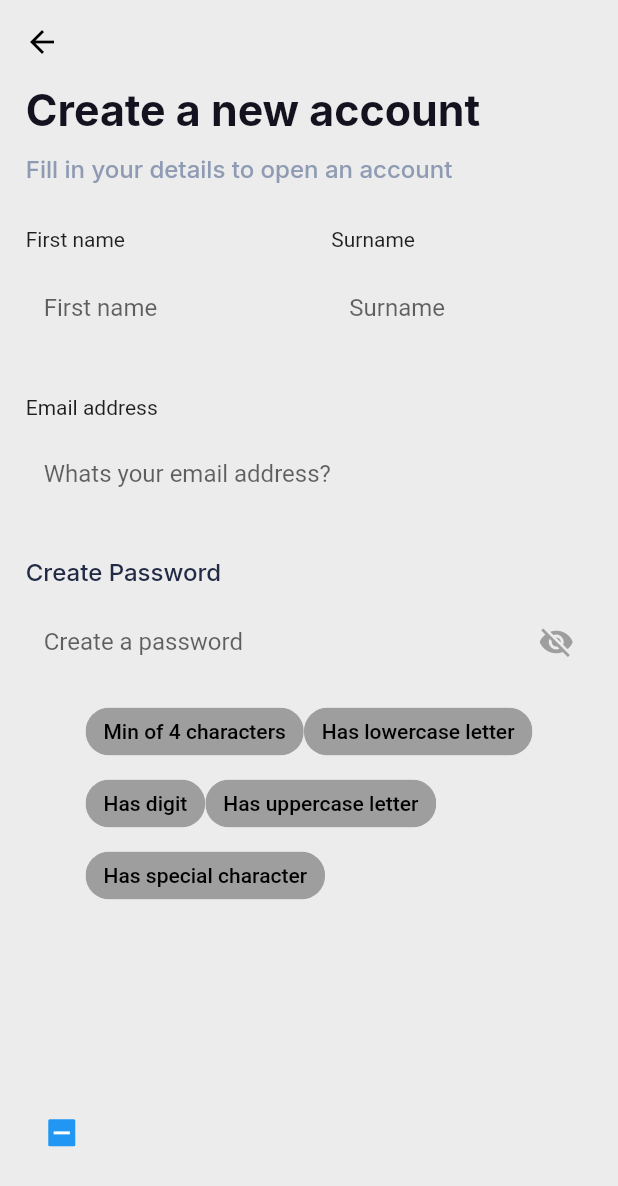
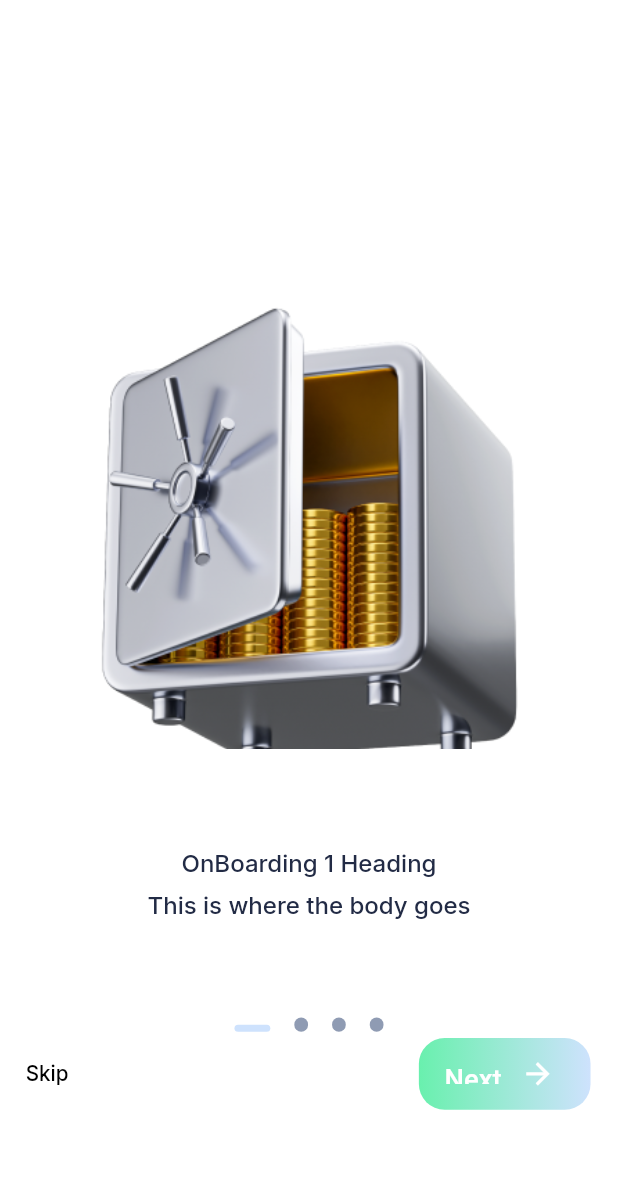
Before and after one commit to Erhabor-Emmanuel/flutter-starter, a Flutter app: the screen it shows after launch, on a phone screen of 412 x 824 dp. Shown: the top 1186 px of the screen. Run offline on Flutter 3.47's test engine with Material 2 defaults, Android fonts, the phone set to English and light mode, and no system bars; our stand-ins replace flutter_screenutil, font_awesome_flutter, google_fonts; missing offline and left inert: password_strength.

Commit message:
[New]--OnBoarding Screen.--Edit to suit need

```diff
--- a/lib/const/assets.dart
+++ b/lib/const/assets.dart
@@ -0,0 +1,5 @@
+class Assets {
+  static const String baseFormat = 'assets/';
+  static const String splashScreen = 'assets/Frame.png';
+  static const String onBoardingImage1 = 'assets/Mask_group.png';
+}
--- a/lib/const/strings.dart
+++ b/lib/const/strings.dart
@@ -29,5 +29,14 @@ class Strings{
   static const String hText = 'Whats your email address?';
   static const String password = 'Create password';
   static const String hPassword = 'Create a password';
+  static const String skip = 'Skip';
+  static const String next = 'Next';
+  static const String getStarted = 'Get Started';
+  static const String onBoardingTitle3 = 'OnBoarding 3 Heading';
+  static const String onBoardingTitle2 = 'OnBoarding 2 Heading';
+  static const String onBoardingTitle1 = 'OnBoarding 1 Heading';
+  static const String onBoardingString3 = 'This is where the body goes';
+  static const String onBoardingString2 = 'This is where the body goes';
+  static const String onBoardingString1 = 'This is where the body goes';
 
 }
--- a/lib/const/styles.dart
+++ b/lib/const/styles.dart
@@ -17,6 +17,7 @@ const Color kLightYellow = Color(0xffFCF4E9);
 const Color kCreate = Color(0xff14121E);
 const Color kDetail = Color(0xff8F9BB3);
 const Color kFirst = Color(0xff222B45);
+const Color kSplashBackground = Color(0xffF4F6FB);
 
 
 
@@ -115,3 +116,30 @@ TextStyle kFirstN = GoogleFonts.inter(
     color: kFirst,
     fontWeight: FontWeight.w500
 );
+
+TextStyle kOnboardingSkip = GoogleFonts.inter(
+    fontSize: 12.sp,
+    color: kBlack,
+    fontWeight: FontWeight.w500,
+    fontStyle: FontStyle.normal,
+);
+
+
+TextStyle kAuthButtonTextStyle = GoogleFonts.roboto(
+  fontStyle: FontStyle.normal,
+  fontSize: 14.sp,
+  fontWeight: FontWeight.w500,
+  color: kWhite,
+);
+
+ButtonStyle kAuth = TextButton.styleFrom(
+  primary: Colors.transparent,
+  fixedSize: const Size(353, 50),
+  backgroundColor: kBlack,
+  shape: const RoundedRectangleBorder(
+    // side: BorderSide(color: kBlackText, width: 2),
+    borderRadius: BorderRadius.all(
+      Radius.circular(5),
+    ),
+  ),
+);
--- a/lib/main.dart
+++ b/lib/main.dart
@@ -1,4 +1,6 @@
 import 'package:flutter/material.dart';
+import 'package:flutter_assesment/ui%20logic/Screens/on%20boarding/onboarding.dart';
+import 'package:flutter_assesment/ui%20logic/Screens/splash%20screen/splash.screen.dart';
 import 'package:flutter_assesment/ui%20logic/common%20widgets/bottom.nav_bar.dart';
 import 'package:flutter_assesment/ui%20logic/home%20screen/home.dart';
 import 'package:flutter_assesment/ui%20logic/onboarding/signUp_screen.dart';
@@ -27,8 +29,10 @@ class MyApp extends StatelessWidget {
         routes: {
           '/BottomNavBar': (context)=> const BottomNavBar(),
          '/HomeScreen': (context) => const HomeScreen(),
+          '/SignUp': (context)=> const SignUp(),
+          '/OnBoardingScreens': (context)=> OnBoardingScreens(),
         },
-        home: const SignUp(),
+        home: const SplashScreen(),
       );
       }
     );
--- /dev/null
+++ b/lib/ui logic/Screens/on boarding/onboarding.dart
@@ -0,0 +1,447 @@
+import 'package:flutter/material.dart';
+import 'package:flutter/services.dart';
+import 'package:flutter_screenutil/flutter_screenutil.dart';
+
+import '../../../const/assets.dart';
+import '../../../const/strings.dart';
+import '../../../const/styles.dart';
+
+class OnBoardingScreens extends StatefulWidget {
+  final List<Widget> pageViewChildren = <Widget>[
+    const FirstPage(),
+    const SecondPage(),
+    const ThirdPage(),
+   // const GettingStartedScreen(),
+  ];
+
+   OnBoardingScreens({Key? key}) : super(key: key);
+  @override
+  _OnBoardingScreensState createState() => _OnBoardingScreensState();
+}
+
+class _OnBoardingScreensState extends State<OnBoardingScreens> {
+  final PageController _pageController = PageController(initialPage: 0);
+  int _currentPage = 0;
+  final int numberOfPages = 4;
+  int i = 0;
+
+  @override
+  void initState() {
+    super.initState();
+    Future.delayed(Duration.zero, () async {});
+  }
+
+  List<Widget> _buildPageIndicator() {
+    List<Widget> list = [];
+    for (i = 0; i < numberOfPages; i++) {
+      list.add(i == _currentPage ? _indicator(true) : _indicator(false));
+    }
+    return list;
+  }
+
+  Widget _indicator(bool isActive) {
+    return AnimatedContainer(
+      duration: const Duration(milliseconds: 150),
+      margin: const EdgeInsets.symmetric(horizontal: 8.0),
+      height: isActive ? 4.0.h : 8.0.h,
+      width: isActive ? 20.0.h : 8.0.w,
+      decoration: BoxDecoration(
+          color: isActive ? kDarkBlue : kDetail,
+          borderRadius: BorderRadius.all(Radius.circular(200.r))),
+    );
+  }
+
+  @override
+  Widget build(BuildContext context) {
+    return Scaffold(
+      backgroundColor:
+      _currentPage == numberOfPages - 1 ? Colors.transparent : Colors.white,
+      body: SafeArea(
+        child: AnnotatedRegion<SystemUiOverlayStyle>(
+          value: SystemUiOverlayStyle.light,
+          child: Stack(
+            children: [
+              Padding(
+                padding: EdgeInsets.only(top: 40.0.w),
+                child: Column(
+                  // crossAxisAlignment: CrossAxisAlignment.stretch,
+                  children: <Widget>[
+                    SizedBox(
+                      width: MediaQuery.of(context).size.width,
+                      height: 600.h,
+                      child: PageView(
+                        physics: const ClampingScrollPhysics(),
+                        controller: _pageController,
+                        onPageChanged: (int page) {
+                          setState(() {
+                            _currentPage = page;
+                          });
+                        },
+                        children: widget.pageViewChildren,
+                      ),
+                    ),
+                  ],
+                ),
+              ),
+              _currentPage != numberOfPages - 1
+                  ? Align(
+                alignment: Alignment.bottomCenter,
+                child: Padding(
+                  padding: EdgeInsets.only(bottom: 72.0.w),
+                  child: Column(
+                    mainAxisAlignment: MainAxisAlignment.end,
+                    crossAxisAlignment: CrossAxisAlignment.center,
+                    children: [
+                      Expanded(
+                        child: Padding(
+                          padding: EdgeInsets.only(top: 100.r),
+                          child: Row(
+                            mainAxisAlignment: MainAxisAlignment.center,
+                            crossAxisAlignment: CrossAxisAlignment.end,
+                            children: _buildPageIndicator(),
+                          ),
+                        ),
+                      ),
+                      SizedBox(
+                        height: 2.h,
+                      ),
+                      Row(
+                        children: [
+                          Container(
+                            decoration: BoxDecoration(
+                              borderRadius: BorderRadius.only(
+                                topLeft: Radius.circular(0.0.r),
+                                topRight: Radius.circular(20.0.r),
+                                bottomLeft: Radius.circular(0.0.r),
+                                bottomRight: Radius.circular(20.0.r),
+                              ),
+                            ),
+                            child: SizedBox(
+                              width: 80.w,
+                              child: TextButton(
+                                onPressed: () {
+                                  Navigator.pushReplacementNamed(
+                                    context,
+                                    '/HomeScreen');
+                                },
+                                child: Row(
+                                  children: [
+                                    Expanded(
+                                      child: Row(
+                                        children: <Widget>[
+                                          Padding(
+                                            padding:
+                                            EdgeInsets.all(8.0.w),
+                                            child: Text(
+                                              Strings.skip,
+                                              style: kOnboardingSkip,
+                                            ),
+                                          ),
+                                        ],
+                                      ),
+                                    ),
+                                  ],
+                                ),
+                              ),
+                            ),
+                          ),
+                          Padding(
+                            padding: EdgeInsets.only(
+                                right: 16.0.r, left: 164.0.r),
+                            child: Container(
+                              height: 40.h,
+                              width: 100.w,
+                              decoration: BoxDecoration(
+                                gradient:  const LinearGradient(
+                                  colors: <Color>[
+                                    Colors.greenAccent,
+                                    kDarkBlue,
+                                  ],
+                                ),
+                                color: const Color(0XFF2D5FAA),
+                                borderRadius: BorderRadius.only(
+                                  topLeft: Radius.circular(15.0.r),
+                                  topRight: Radius.circular(15.0.r),
+                                  bottomLeft: Radius.circular(15.0.r),
+                                  bottomRight: Radius.circular(15.0.r),
+                                ),
+                              ),
+                              child: TextButton(
+                                onPressed: () {
+                                  _pageController.nextPage(
+                                    duration:
+                                    const Duration(milliseconds: 500),
+                                    curve: Curves.ease,
+                                  );
+                                },
+                                child: Row(
+                                  children: [
+                                    Padding(
+                                      padding: EdgeInsets.all(8.0.w),
+                                      child: Text(Strings.next,
+                                        style: TextStyle(
+                                          color: kWhite,
+                                          fontSize: 16.0.sp,
+                                        ),),
+                                    ),
+                                    SizedBox(
+                                      width: 3.w,
+                                    ),
+                                    Icon(Icons.arrow_forward,
+                                        color: kWhite, size: 20.0.sp)
+                                  ],
+                                ),
+                              ),
+                            ),
+                          ),
+                        ],
+                      ),
+                    ],
+                  ),
+                ),
+              )
+                  : Align(
+                alignment: Alignment.bottomCenter,
+                child: Column(
+                  mainAxisAlignment: MainAxisAlignment.end,
+                  children: [
+                    Padding(
+                      padding: EdgeInsets.only(bottom: 8.0.w),
+                      child: BlackAuthButton(
+                        label: Strings.getStarted,
+                        onPressed: () {
+                          Navigator.pushNamed(context, '/HomeScreen');
+                        },
+                      ),
+                    ),
+                    Padding(
+                      padding: EdgeInsets.only(bottom: 10.0.w),
+                      child: BlackAuthButton(
+                        label: Strings.getStarted,
+                        onPressed: () {
+                          Navigator.pushReplacementNamed(
+                              context,
+                             '/HomeScreen');
+                        },
+                      ),
+                    ),
+                  ],
+                ),
+              )
+            ],
+          ),
+        ),
+      ),
+    );
+  }
+}
+
+class ThirdPage extends StatelessWidget {
+  const ThirdPage({
+    Key? key,
+  }) : super(key: key);
+
+  @override
+  Widget build(BuildContext context) {
+    return Padding(
+      padding: EdgeInsets.fromLTRB(16.0.w, 50.w, 16.w, 0.w),
+      child: SizedBox(
+        height: 700.h,
+        child: Stack(
+          children: [
+            Positioned(
+              top: 90,
+              bottom: 150,
+              left: 20,
+              right: 20,
+              child: Center(
+                child: Padding(
+                  padding: EdgeInsets.only(top: 8.0.w),
+                  child: Column(
+                    crossAxisAlignment: CrossAxisAlignment.center,
+                    children: [
+                      Expanded(
+                        child: Center(
+                            child: Image.asset(
+                              Assets.onBoardingImage1,
+                            )),
+                      ),
+                      SizedBox(
+                        height: 60.0.h,
+                      ),
+                      Center(
+                        child: Text(
+                          //ToDo: this is where the Heading  on corresponding style of the 3rd onBoarding goes
+                          Strings.onBoardingTitle3,
+                          style: kFirstN,
+                        ),
+                      ),
+                      Center(
+                        child: Padding(
+                          padding: EdgeInsets.fromLTRB(0.w, 8.w, 0.w, 0.w),
+                          child: Align(
+                            alignment: Alignment.center,
+                            child: Text(Strings.onBoardingString3,
+                                softWrap: true,
+                                textAlign: TextAlign.center,
+                                style: kFirstN),
+                          ),
+                        ),
+                      ),
+                    ],
+                  ),
+                ),
+              ),
+            ),
+          ],
+        ),
+      ),
+    );
+  }
+}
+
+class SecondPage extends StatelessWidget {
+  const SecondPage({
+    Key? key,
+  }) : super(key: key);
+
+  @override
+  Widget build(BuildContext context) {
+    return Padding(
+      padding: EdgeInsets.fromLTRB(16.0.w, 50.w, 16.w, 0.w),
+      child: SizedBox(
+        height: 700.h,
+        child: Stack(
+          children: [
+            Positioned(
+              top: 90,
+              bottom: 150,
+              left: 20,
+              right: 20,
+              child: Center(
+                child: Padding(
+                  padding: EdgeInsets.only(top: 8.0.w),
+                  child: Column(
+                    crossAxisAlignment: CrossAxisAlignment.center,
+                    children: [
+                      Center(
+                          child: Image.asset(
+                            Assets.onBoardingImage1,
+                          )),
+                      SizedBox(
+                        height: 60.0.h,
+                      ),
+                      Center(
+                        child: Text(
+                          Strings.onBoardingTitle2,
+                          style: kFirstN,
+                        ),
+                      ),
+                      Center(
+                        child: Padding(
+                          padding: EdgeInsets.fromLTRB(0.w, 8.w, 0.w, 0.w),
+                          child: Align(
+                            alignment: Alignment.center,
+                            child: Text(Strings.onBoardingString2,
+                                softWrap: true,
+                                textAlign: TextAlign.center,
+                                style: kFirstN),
+                          ),
+                        ),
+                      ),
+                    ],
+                  ),
+                ),
+              ),
+            ),
+          ],
+        ),
+      ),
+    );
+  }
+}
+
+class FirstPage extends StatelessWidget {
+  const FirstPage({
+    Key? key,
+  }) : super(key: key);
+
+  @override
+  Widget build(BuildContext context) {
+    return Padding(
+      padding: EdgeInsets.fromLTRB(16.0.w, 50.w, 16.w, 0.w),
+      child: SizedBox(
+        height: 700.h,
+        child: Container(
+          color: Colors.white,
+          child: Stack(
+            children: [
+              Positioned(
+                top: 90,
+                bottom: 150,
+                left: 20,
+                right: 20,
+                child: Center(
+                  child: Padding(
+                    padding: EdgeInsets.only(top: 8.0.w),
+                    child: Column(
+                      crossAxisAlignment: CrossAxisAlignment.center,
+                      children: [
+                        Expanded(
+                          child: Center(
+                              child: Image.asset(
+                                Assets.onBoardingImage1,
+                              )),
+                        ),
+                        SizedBox(
+                          height: 55.0.h,
+                        ),
+                        Center(
+                          child: Text(
+                            Strings.onBoardingTitle1,
+                            style: kFirstN,
+                          ),
+                        ),
+                        Center(
+                          child: Padding(
+                            padding: EdgeInsets.fromLTRB(0.w, 8.w, 0.w, 0.w),
+                            child: Align(
+                              alignment: Alignment.center,
+                              child: Text(Strings.onBoardingString1,
+                                  softWrap: true,
+                                  textAlign: TextAlign.center,
+                                  style: kFirstN),
+                            ),
+                          ),
+                        ),
+                      ],
+                    ),
+                  ),
+                ),
+              ),
+            ],
+          ),
+        ),
+      ),
+    );
+  }
+}
+
+class BlackAuthButton extends StatelessWidget {
+  final String? label;
+  final VoidCallback onPressed;
+  const BlackAuthButton({
+    Key? key,
+    required this.label, required this.onPressed,
+  }) : super(key: key);
+
+  @override
+  Widget build(BuildContext context) {
+    return TextButton(onPressed: onPressed, child:  Text(
+      label!,
+      style: kAuthButtonTextStyle,
+      maxLines: 1,
+    ),
+      style: kAuth,);
+  }
+}
--- a/pubspec.yaml
+++ b/pubspec.yaml
@@ -43,9 +43,8 @@ flutter:
   uses-material-design: true
 
   # To add assets to your application, add an assets section, like this:
-  # assets:
-  #   - images/a_dot_burr.jpeg
-  #   - images/a_dot_ham.jpeg
+  assets:
+    - assets/
 
   # An image asset can refer to one or more resolution-specific "variants", see
   # https://flutter.dev/assets-and-images/#resolution-aware.
```
Also changed, not shown: lib/ui logic/Screens/splash screen/splash.screen.dart (added, +27 -0 lines), assets/Frame.png (added), assets/Mask group (1).png (added), assets/Mask group (2).png (added), assets/Mask group.svg (added), assets/Mask_group.png (added).
